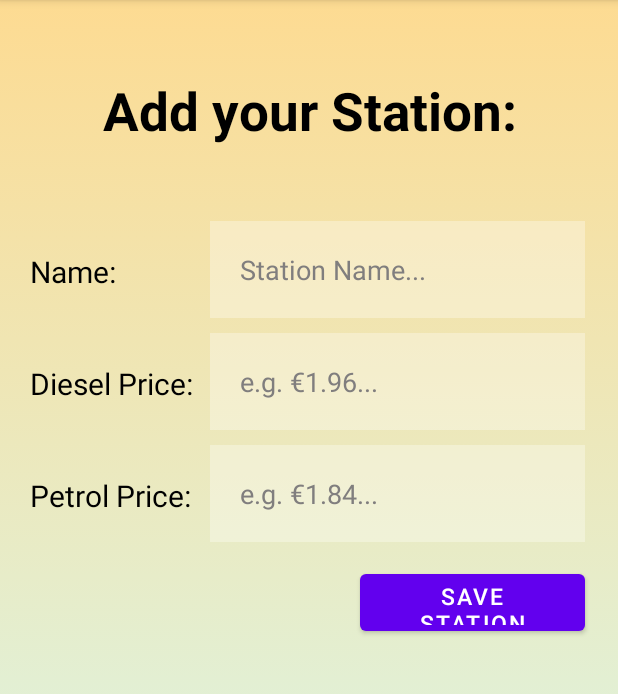
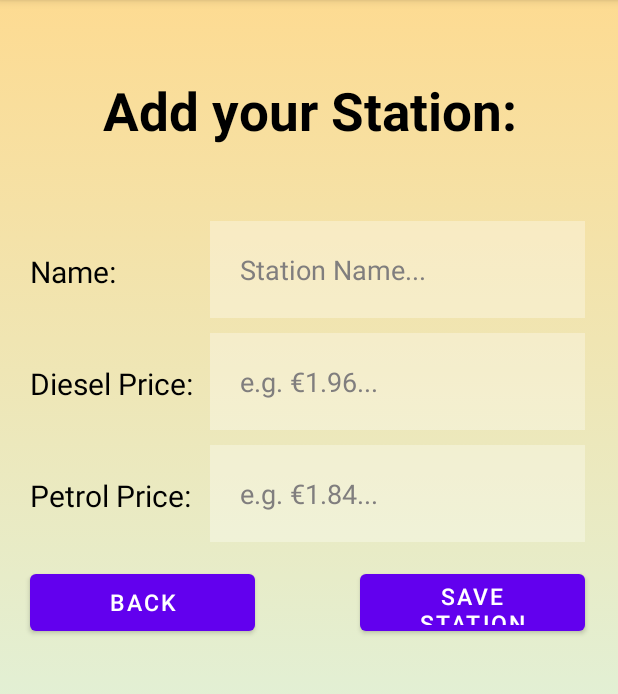
Before and after one commit to alan-phillips/cs4084-mobile-app, an Android app: the AddStation screen opened directly, with no data from a screen before it, on a phone screen of 412 x 824 dp, the part 84-778 px from its top. Run offline under Robolectric (Android 15) with nearby library versions, the phone set to English and light mode, and no system bars; our stand-ins replace Firebase (no records; nobody signed in at launch, a user with empty details on screens opened directly).

Commit message:
Add Station functionality

```diff
--- a/FuelTracker/app/build.gradle
+++ b/FuelTracker/app/build.gradle
@@ -38,6 +38,7 @@ dependencies {
     implementation 'com.google.firebase:firebase-auth:21.0.3'
     implementation 'com.google.firebase:firebase-auth'
     implementation platform('com.google.firebase:firebase-bom:29.3.1')
+    implementation 'com.google.firebase:firebase-database:20.0.4'
     testImplementation 'junit:junit:4.13.2'
     androidTestImplementation 'androidx.test.ext:junit:1.1.3'
     androidTestImplementation 'androidx.test.espresso:espresso-core:3.4.0'
--- a/FuelTracker/app/src/main/java/com/example/fueltracker/AddStation.java
+++ b/FuelTracker/app/src/main/java/com/example/fueltracker/AddStation.java
@@ -6,27 +6,82 @@ import android.content.Intent;
 import android.os.Bundle;
 import android.view.View;
 import android.widget.Button;
+import android.widget.EditText;
 import android.widget.Toast;
+
+import com.google.firebase.database.DatabaseReference;
+import com.google.firebase.database.FirebaseDatabase;
 
 public class AddStation extends AppCompatActivity {
 
     private Button saveStation;
+    private Button backButton;
+    private EditText name;
+    private EditText dieselPrice;
+    private EditText petrolPrice;
+    private DatabaseReference ref;
+
 
     @Override
     protected void onCreate(Bundle savedInstanceState) {
         super.onCreate(savedInstanceState);
         setContentView(R.layout.activity_add_station);
+        ref = FirebaseDatabase.getInstance("https://fuel-tracker-1b220-default-rtdb.europe-west1.firebasedatabase.app").getReference();
 
         saveStation = findViewById(R.id.saveStation);
+        backButton = findViewById(R.id.backButton);
+        name = findViewById(R.id.nameEntry);
+        dieselPrice = findViewById(R.id.dieselEntry);
+        petrolPrice = findViewById(R.id.petrolEntry);
 
-        saveStation.setOnClickListener(new View.OnClickListener() {
+        backButton.setOnClickListener(new View.OnClickListener() {
             @Override
             public void onClick(View view) {
-                Toast.makeText(AddStation.this, "Adding the station...", Toast.LENGTH_SHORT).show();
                 startActivity(new Intent(AddStation.this, Home.class));
                 finish();
             }
         });
 
+        saveStation.setOnClickListener(new View.OnClickListener() {
+            class Station {
+                String name;
+                double diesel;
+                double petrol;
+
+                public Station() {
+                }
+
+                public Station(String name, double diesel, double petrol) {
+                    this.name = name;
+                    this.diesel = diesel;
+                    this.petrol = petrol;
+
+                }
+
+                public String getName(){
+                    return name;
+                }
+
+                public double getDiesel(){
+                    return diesel;
+                }
+
+                public double getPetrol(){
+                    return petrol;
+                }
+            }
+
+            @Override
+            public void onClick(View view) {
+                String txt_name = name.getText().toString();
+                double num_diesel = Double.parseDouble(dieselPrice.getText().toString());
+                double num_petrol = Double.parseDouble(petrolPrice.getText().toString());
+
+                DatabaseReference stationsRef = ref.child("Stations");
+                stationsRef.push().setValue(new Station(txt_name, num_diesel, num_petrol));
+
+                Toast.makeText(AddStation.this, "Added Station", Toast.LENGTH_SHORT).show();
+            }
+        });
     }
 }
--- a/FuelTracker/app/src/main/java/com/example/fueltracker/Home.java
+++ b/FuelTracker/app/src/main/java/com/example/fueltracker/Home.java
@@ -39,7 +39,6 @@ public class Home extends AppCompatActivity {
         Adder.setOnClickListener(new View.OnClickListener() {
             @Override
             public void onClick(View view) {
-                Toast.makeText(Home.this, "Adding the station...", Toast.LENGTH_SHORT).show();
                 startActivity(new Intent(Home.this, AddStation.class));
                 finish();
             }
@@ -60,6 +59,7 @@ public class Home extends AppCompatActivity {
             case R.id.openmap:
                 Toast.makeText(this, "Trying to open Map", Toast.LENGTH_SHORT).show();
                 startActivity(new Intent(Home.this, MapActivity.class));
+                finish();
                 return true;
 
             case R.id.logout:
--- a/FuelTracker/app/src/main/res/layout/activity_add_station.xml
+++ b/FuelTracker/app/src/main/res/layout/activity_add_station.xml
@@ -31,7 +31,6 @@
 
     <EditText
         android:id="@+id/nameEntry"
-        android:hint="Station Name..."
         android:layout_width="250dp"
         android:layout_height="wrap_content"
         android:layout_below="@id/mainText"
@@ -40,6 +39,7 @@
         android:layout_marginBottom="10dp"
         android:background="#50ffffff"
         android:drawablePadding="20dp"
+        android:hint="Station Name..."
         android:padding="20dp"
         android:textColorHint="#807E7E" />
 
@@ -51,12 +51,11 @@
         android:layout_marginEnd="10dp"
         android:hint="Diesel Price:"
         android:padding="20dp"
-        android:textSize="20dp"
-        android:textColorHint="@color/black"/>
+        android:textColorHint="@color/black"
+        android:textSize="20dp" />
 
     <EditText
         android:id="@+id/dieselEntry"
-        android:hint="e.g. €1.96..."
         android:layout_width="250dp"
         android:layout_height="wrap_content"
         android:layout_below="@id/nameEntry"
@@ -65,6 +64,8 @@
         android:layout_marginBottom="10dp"
         android:background="#50ffffff"
         android:drawablePadding="20dp"
+        android:hint="e.g. €1.96..."
+        android:inputType="numberDecimal"
         android:padding="20dp"
         android:textColorHint="#807E7E" />
 
@@ -75,6 +76,7 @@
         android:layout_below="@id/dieselEntry"
         android:layout_marginEnd="10dp"
         android:hint="Petrol Price:"
+        android:inputType="numberDecimal"
         android:padding="20dp"
         android:textSize="20dp"
         android:textColorHint="@color/black"/>
@@ -97,12 +99,22 @@
         android:id="@+id/saveStation"
         android:layout_width="150dp"
         android:layout_height="50dp"
-        android:layout_marginTop="5dp"
         android:layout_below="@id/petrolEntry"
         android:layout_marginLeft="240dp"
+        android:layout_marginTop="5dp"
         android:text="Save Station"
 
         android:textSize="15sp" />
 
+    <Button
+        android:id="@+id/backButton"
+        android:layout_width="150dp"
+        android:layout_height="50dp"
+        android:layout_below="@id/petrolEntry"
+        android:layout_marginLeft="20dp"
+        android:layout_marginTop="5dp"
+        android:text="Back"
+        android:textSize="15sp" />
+
 
 </RelativeLayout>
--- a/FuelTracker/app/src/main/res/layout/activity_home.xml
+++ b/FuelTracker/app/src/main/res/layout/activity_home.xml
@@ -51,10 +51,10 @@
         android:id="@+id/Adder"
         android:layout_width="150dp"
         android:layout_height="50dp"
+        android:layout_below="@+id/ListView"
         android:layout_marginLeft="45dp"
         android:layout_marginTop="40dp"
         android:layout_toRightOf="@+id/addStation"
-        android:layout_below="@+id/ListView"
         android:text="Add"
 
         android:textSize="15sp" />
```
